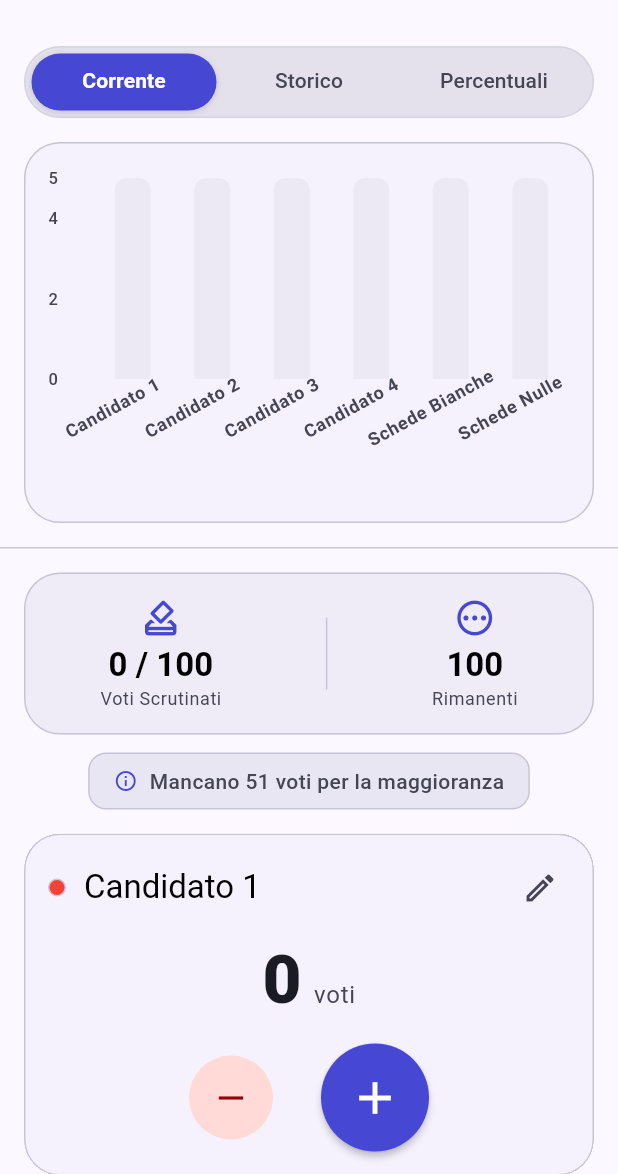
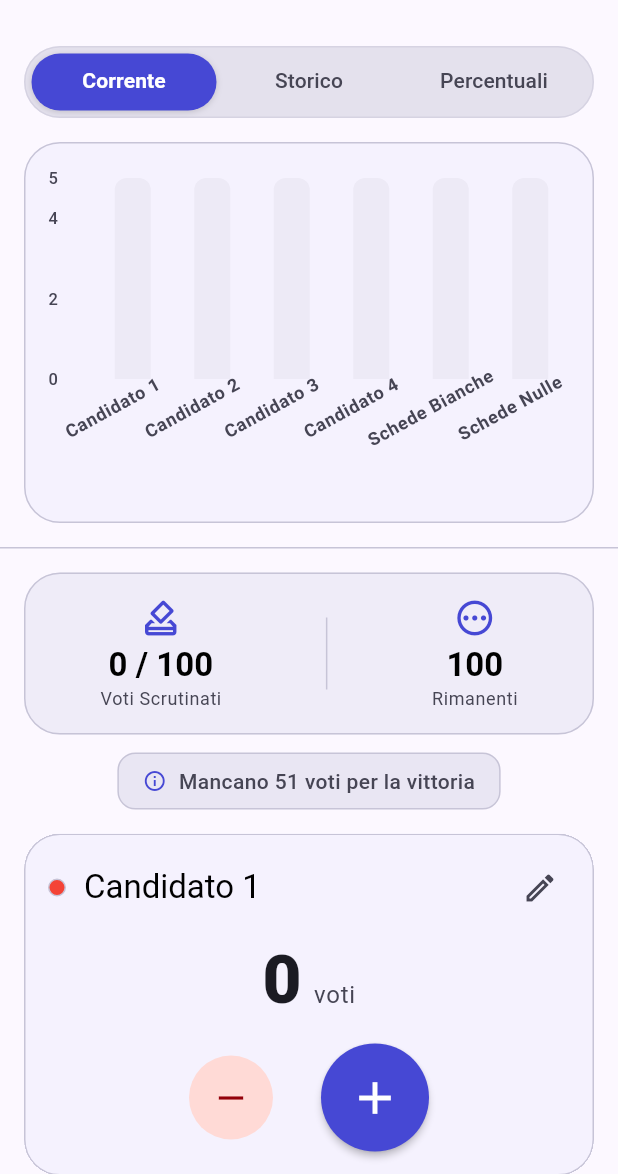
Before and after one commit to vantaggi/voto_tracker, a Flutter app: the screen it shows after launch, on a phone screen of 412 x 824 dp, the part 62-1236 px from its top. Run offline on Flutter 3.47's test engine with Material 3 defaults, Android fonts, the phone set to English and light mode, and no system bars; drawn by our look-alikes of fl_chart; our stand-ins replace file_picker, pdf, printing, screenshot, share_plus, shared_preferences and 1 more.

Commit message:
fix: correggi bug di correttezza e azzera gli issue dell'analyzer
Bugfix:
- PDF export ora usa i candidati ordinati: la sezione CLASSIFICA e la
  tabella mostravano l'ordine originale marcando come LEADER la prima riga
  invece del vero primo (home_page passava candidates anziche sortedCandidates).
- Dispone i TextEditingController del dialog di rinomina (leak ad ogni apertura).
- Settings clampa totalVoters>=1 e participantsCount>=min nel costruttore
  (prima il clamp viveva solo in updateTotalVoters, mai usato).
- Etichetta vincitore centralizzata in ScrutinyProvider.winnerLabel e resa
  accurata: 'VITTORIA MATEMATICA' invece di 'MAGGIORANZA RAGGIUNTA' (il
  vincitore e per vantaggio incolmabile, non per maggioranza assoluta).
  Rimossa la logica duplicata in HomePage, StatsHeader e ProjectorMode.

Pulizia analyzer (da 31 a 0 issue):
- 23 withOpacity deprecati -> withValues(alpha:).
- Rimosso campo morto _baseVotes e import/variabile inutilizzati in
  pdf_export_service.
- Corrette curly_braces nei for, prefer_const e prefer_final.

Co-Authored-By: Claude Opus 4.8 <noreply@anthropic.com>

```diff
--- a/lib/models/settings.dart
+++ b/lib/models/settings.dart
@@ -12,8 +12,8 @@ class Settings {
     int participantsCount = 4,
     bool showBlankVotes = true,
     bool showNullVotes = true,
-  })  : _totalVoters = totalVoters,
-        _participantsCount = participantsCount,
+  })  : _totalVoters = math.max(1, totalVoters),
+        _participantsCount = math.max(AppStrings.minParticipants, participantsCount),
         _showBlankVotes = showBlankVotes,
         _showNullVotes = showNullVotes;
 
--- a/lib/screens/projector_mode_screen.dart
+++ b/lib/screens/projector_mode_screen.dart
@@ -64,7 +64,7 @@ class ProjectorModeScreen extends StatelessWidget {
                                             widthFactor: progress,
                                             child: Container(
                                                 decoration: BoxDecoration(
-                                                    color: candidate.color.withOpacity(0.3),
+                                                    color: candidate.color.withValues(alpha: 0.3),
                                                     borderRadius: BorderRadius.circular(24) // Expressive shape
                                                 ),
                                             ),
@@ -146,8 +146,7 @@ class ProjectorModeScreen extends StatelessWidget {
       final colorScheme = Theme.of(context).colorScheme;
 
       if (winner != null) {
-          final isFinal = provider.remainingVotes <= 0;
-          final label = winner == AppStrings.tie ? "RISULTATO FINALE" : (isFinal ? "ELETTO" : "MAGGIORANZA RAGGIUNTA");
+          final label = provider.winnerLabel!;
 
           return Container(
               padding: const EdgeInsets.symmetric(vertical: 24),
--- a/lib/screens/settings_dialog.dart
+++ b/lib/screens/settings_dialog.dart
@@ -96,7 +96,7 @@ class _SettingsDialogState extends State<SettingsDialog> {
             const SizedBox(height: 8),
             Card(
               elevation: 0,
-              color: Theme.of(context).colorScheme.surfaceContainerHighest.withOpacity(0.5),
+              color: Theme.of(context).colorScheme.surfaceContainerHighest.withValues(alpha: 0.5),
               child: Column(
                 children: [
                   SwitchListTile(
@@ -158,7 +158,7 @@ class _SettingsDialogState extends State<SettingsDialog> {
       actions: [
         TextButton(
           onPressed: () => Navigator.pop(context),
-          child: Text(AppStrings.cancel),
+          child: const Text(AppStrings.cancel),
         ),
         FilledButton.tonal( // Tonal button for save
           onPressed: () {
--- a/lib/services/pdf_export_service.dart
+++ b/lib/services/pdf_export_service.dart
@@ -1,4 +1,3 @@
-import 'package:flutter/material.dart' hide Widget, StatelessWidget, StatefulWidget;
 import 'package:pdf/pdf.dart';
 import 'package:pdf/widgets.dart' as pw;
 import 'package:printing/printing.dart';
@@ -18,9 +17,6 @@ class PdfExportService {
     final doc = pw.Document();
     final font = await PdfGoogleFonts.robotoRegular();
     final fontBold = await PdfGoogleFonts.robotoBold();
-
-    // Organize data for single page layout
-    final validCandidates = candidates.where((c) => c.votes > 0).toList();
 
     doc.addPage(
       pw.Page( // Single Page constraint (MultiPage would paginate)
@@ -103,7 +99,7 @@ class PdfExportService {
                 children: [
                   pw.Text(
                       DateTime.now().toString().substring(0, 10),
-                      style: pw.TextStyle(fontSize: 12, color: PdfColors.grey700)
+                      style: const pw.TextStyle(fontSize: 12, color: PdfColors.grey700)
                   ),
                    pw.Text(
                       DateTime.now().toString().substring(11, 16),
--- a/lib/theme/app_theme.dart
+++ b/lib/theme/app_theme.dart
@@ -145,7 +145,7 @@ class AppTheme {
         activeTrackColor: colorScheme.primary,
         inactiveTrackColor: colorScheme.surfaceContainerHighest,
         thumbColor: colorScheme.primary,
-        overlayColor: colorScheme.primary.withOpacity(0.12),
+        overlayColor: colorScheme.primary.withValues(alpha: 0.12),
       ),
       switchTheme: SwitchThemeData(
         thumbColor: WidgetStateProperty.resolveWith((states) {
--- a/lib/utils/app_constants.dart
+++ b/lib/utils/app_constants.dart
@@ -6,6 +6,9 @@ class AppStrings {
   static const String nullVotes = 'Schede Nulle';
   static const String winner = 'VINCITORE';
   static const String tie = 'Pareggio';
+  static const String winnerElected = 'ELETTO';
+  static const String winnerMathematical = 'VITTORIA MATEMATICA';
+  static const String finalResult = 'RISULTATO FINALE';
   static const String totalVoters = 'Votanti';
   static const String resetButtonTooltip = 'Reset voti';
   static const String settingsButtonTooltip = 'Impostazioni';
--- a/lib/widgets/candidate_card.dart
+++ b/lib/widgets/candidate_card.dart
@@ -120,7 +120,7 @@ class CandidateCard extends StatelessWidget {
                   child: Container(
                     padding: const EdgeInsets.symmetric(horizontal: 8, vertical: 4),
                     decoration: BoxDecoration(
-                      color: (delta >= 0 ? Colors.green : Colors.red).withOpacity(0.1),
+                      color: (delta >= 0 ? Colors.green : Colors.red).withValues(alpha: 0.1),
                       borderRadius: BorderRadius.circular(8),
                     ),
                     child: Row(
@@ -143,7 +143,7 @@ class CandidateCard extends StatelessWidget {
                         Text(
                            '(vs ${previousPercentage!.toStringAsFixed(1)}%)',
                            style: theme.textTheme.labelMedium?.copyWith(
-                             color: colorScheme.onSurfaceVariant.withOpacity(0.8)
+                             color: colorScheme.onSurfaceVariant.withValues(alpha: 0.8)
                            ),
                         )
                       ],
@@ -259,6 +259,9 @@ class CandidateCard extends StatelessWidget {
           ),
         ],
       ),
-    );
+    ).then((_) {
+      nameController.dispose();
+      prevController.dispose();
+    });
   }
 }
--- a/lib/widgets/candidates_section.dart
+++ b/lib/widgets/candidates_section.dart
@@ -77,7 +77,7 @@ class StatsHeader extends StatelessWidget {
                 borderRadius: BorderRadius.circular(24),
                 boxShadow: [
                   BoxShadow(
-                    color: colorScheme.shadow.withOpacity(0.1),
+                    color: colorScheme.shadow.withValues(alpha: 0.1),
                     blurRadius: 10,
                     offset: const Offset(0, 4),
                   )
@@ -86,9 +86,7 @@ class StatsHeader extends StatelessWidget {
               child: Column(
                 children: [
                    Text(
-                      provider.winner == AppStrings.tie
-                          ? "RISULTATO FINALE"
-                          : (provider.remainingVotes <= 0 ? "ELETTO" : "MAGGIORANZA RAGGIUNTA"),
+                      provider.winnerLabel!,
                       style: TextStyle(
                           color: provider.winner == AppStrings.tie
                               ? colorScheme.onTertiaryContainer
@@ -171,7 +169,7 @@ class StatsHeader extends StatelessWidget {
                   Icon(Icons.info_outline, size: 16, color: colorScheme.primary),
                   const SizedBox(width: 8),
                   Text(
-                      "Mancano ${provider.votesUntilMajority} voti per la maggioranza",
+                      "Mancano ${provider.votesUntilMajority} voti per la vittoria",
                       style: TextStyle(color: colorScheme.onSurfaceVariant, fontWeight: FontWeight.w500)
                   )
               ],
@@ -307,7 +305,7 @@ class _HoldToResetButtonState extends State<_HoldToResetButton> with SingleTicke
                      widthFactor: _controller.value,
                      alignment: Alignment.centerLeft,
                      child: Container(
-                       color: colorScheme.error.withOpacity(0.3),
+                       color: colorScheme.error.withValues(alpha: 0.3),
                      ),
                    );
                  },
--- a/lib/widgets/charts_section.dart
+++ b/lib/widgets/charts_section.dart
@@ -37,7 +37,7 @@ class ChartsSection extends StatelessWidget {
       decoration: BoxDecoration(
         color: colorScheme.surfaceContainerHighest,
         borderRadius: BorderRadius.circular(24),
-        border: Border.all(color: colorScheme.outlineVariant.withOpacity(0.5)),
+        border: Border.all(color: colorScheme.outlineVariant.withValues(alpha: 0.5)),
       ),
       child: TabBar(
         indicatorSize: TabBarIndicatorSize.tab,
@@ -47,7 +47,7 @@ class ChartsSection extends StatelessWidget {
           color: colorScheme.primary,
           boxShadow: [
             BoxShadow(
-              color: colorScheme.shadow.withOpacity(0.15),
+              color: colorScheme.shadow.withValues(alpha: 0.15),
               blurRadius: 3,
               offset: const Offset(0, 1),
             ),
@@ -115,7 +115,7 @@ class _CurrentResultsChart extends StatelessWidget {
               drawVerticalLine: false,
               horizontalInterval: 5,
               getDrawingHorizontalLine: (value) => FlLine(
-                color: colorScheme.outlineVariant.withOpacity(0.5),
+                color: colorScheme.outlineVariant.withValues(alpha: 0.5),
                 strokeWidth: 1,
                 dashArray: [4, 4],
               ),
@@ -137,7 +137,7 @@ class _CurrentResultsChart extends StatelessWidget {
                               TextSpan(
                                 text: '${candidates[groupIndex].votes} ${AppStrings.votes}',
                                 style: TextStyle(
-                                  color: colorScheme.onInverseSurface.withOpacity(0.8),
+                                  color: colorScheme.onInverseSurface.withValues(alpha: 0.8),
                                   fontSize: 12,
                                   fontWeight: FontWeight.normal
                                 )
@@ -196,7 +196,7 @@ class _CurrentResultsChart extends StatelessWidget {
                           backDrawRodData: BackgroundBarChartRodData(
                              show: true,
                              toY: maxY,
-                             color: colorScheme.surfaceContainerHighest.withOpacity(0.5)
+                             color: colorScheme.surfaceContainerHighest.withValues(alpha: 0.5)
                           )
                       )
                     ]))
@@ -286,7 +286,7 @@ class _HistoryChart extends StatelessWidget {
                   dotData: const FlDotData(show: false),
                   belowBarData: BarAreaData(
                       show: !isTechnical, // Only fill area for real candidates to reduce noise
-                      color: candidate.color.withOpacity(0.05)
+                      color: candidate.color.withValues(alpha: 0.05)
                   ),
                 );
               }).toList(),
@@ -325,16 +325,16 @@ class _HistoryChart extends StatelessWidget {
                   show: true,
                   drawVerticalLine: true,
                   getDrawingHorizontalLine: (value) => FlLine(
-                     color: colorScheme.outlineVariant.withOpacity(0.5), strokeWidth: 1, dashArray: [4, 4]
+                     color: colorScheme.outlineVariant.withValues(alpha: 0.5), strokeWidth: 1, dashArray: [4, 4]
                   ),
                   getDrawingVerticalLine: (value) => FlLine(
-                     color: colorScheme.outlineVariant.withOpacity(0.5), strokeWidth: 1, dashArray: [4, 4]
+                     color: colorScheme.outlineVariant.withValues(alpha: 0.5), strokeWidth: 1, dashArray: [4, 4]
                   ),
                   verticalInterval: (maxX / 5).ceilToDouble(),
                   horizontalInterval: (maxY / 5).ceilToDouble()),
               borderData: FlBorderData(
                   show: true,
-                  border: Border.all(color: colorScheme.outlineVariant.withOpacity(0.5))
+                  border: Border.all(color: colorScheme.outlineVariant.withValues(alpha: 0.5))
               ),
               lineTouchData: LineTouchData(
                 touchTooltipData: LineTouchTooltipData(
@@ -460,10 +460,10 @@ class _PercentageChart extends StatelessWidget {
           decoration: BoxDecoration(
               color: colorScheme.surfaceContainerHighest,
               borderRadius: BorderRadius.circular(8),
-              border: Border.all(color: color.withOpacity(0.5)),
+              border: Border.all(color: color.withValues(alpha: 0.5)),
               boxShadow: [
                   BoxShadow(
-                      color: colorScheme.shadow.withOpacity(0.1),
+                      color: colorScheme.shadow.withValues(alpha: 0.1),
                       blurRadius: 4,
                       offset: const Offset(0, 2)
                   )
```
Also changed, not shown: lib/providers/scrutiny_provider.dart (+17 -3 lines), lib/screens/home_page.dart (+3 -21 lines), lib/widgets/social_results_card.dart (+5 -5 lines).
